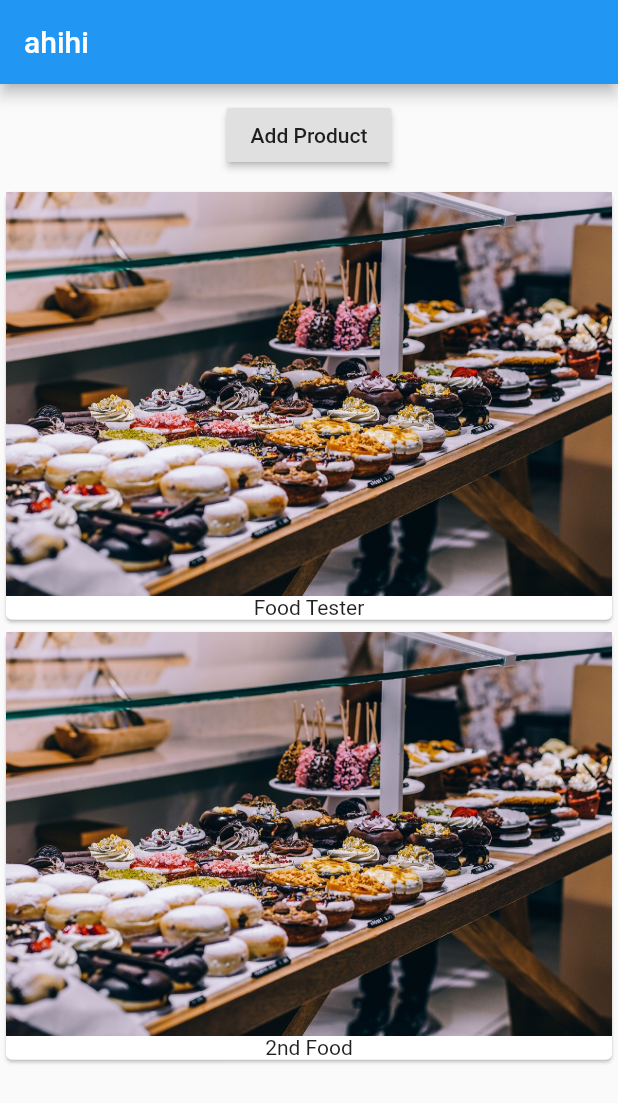
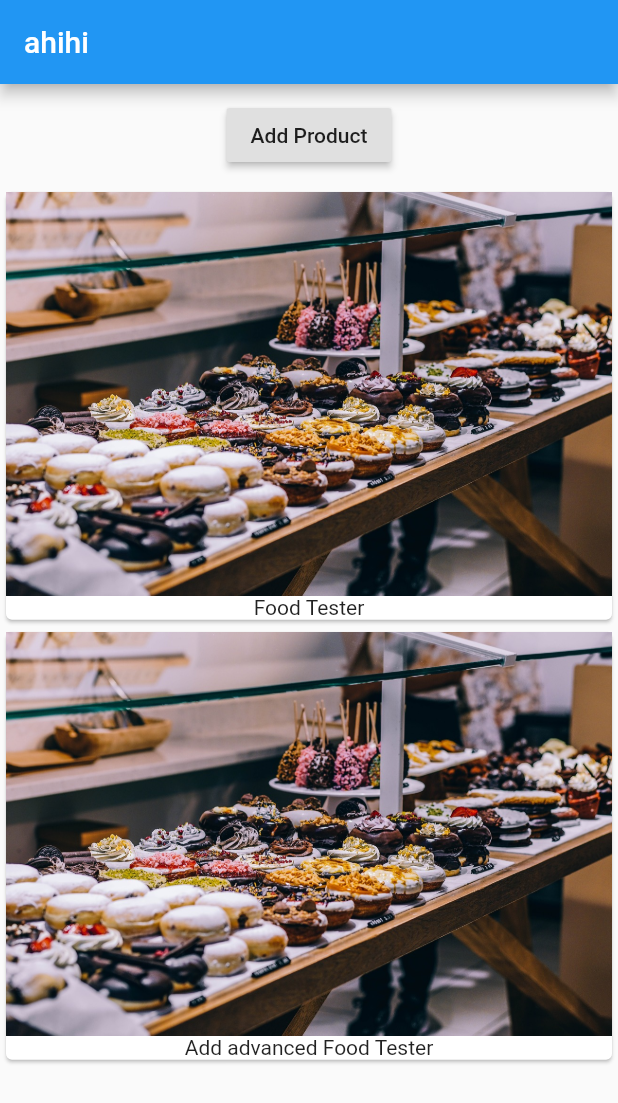
Before and after one commit to quydau35/flutter_course, a Flutter app: the screen it shows after launch, after a tap on "Add Product", on a phone screen of 412 x 824 dp. Shown: the top 1103 px of the screen. Run offline on Flutter 3.47's test engine with Material 2 defaults, Android fonts, the phone set to English and light mode, and no system bars.

```diff
--- a/lib/main.dart
+++ b/lib/main.dart
@@ -12,7 +12,7 @@ class MyApp extends StatefulWidget {
 }
 
 class _MyAppState extends State<MyApp> {
-  List<String> _products = ['Food Tester', '2nd Food'];
+  List<String> _products = ['Food Tester'];
 
   @override
   Widget build(BuildContext context) {
@@ -27,8 +27,9 @@ class _MyAppState extends State<MyApp> {
               margin: EdgeInsets.all(10.0),
               child: RaisedButton(
                 onPressed: () {
-                  _products.add('Add advanced Food Tester');
-                  print(_products);
+                  setState(() {
+                    _products.add('Add advanced Food Tester');
+                  });
                 },
                 child: Text('Add Product'),
               ),
```
